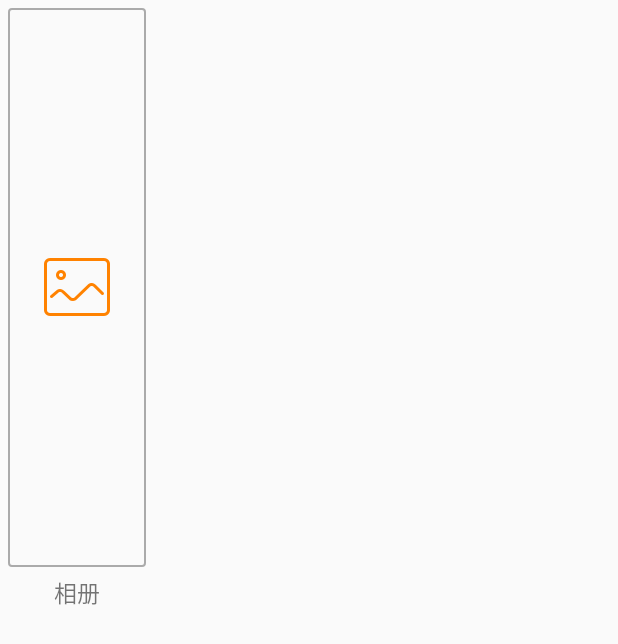
After one commit to sasuke22/UnderMoon, an Android app: the fragment ChatToolsFragment shown on its own in the app's theme, on a phone screen of 412 x 824 dp. The commit adds this screen. Shown: the top 644 px of the screen. Run offline under Robolectric (Android 15) with nearby library versions, the phone set to English and light mode, and no system bars; our stand-ins replace CircleImageView.

```diff
--- /dev/null
+++ b/app/src/main/java/com/test/jwj/underMoon/CustomView/PictureWithText.java
@@ -0,0 +1,76 @@
+package com.test.jwj.underMoon.CustomView;
+
+import android.content.Context;
+import android.content.res.TypedArray;
+import android.graphics.drawable.Drawable;
+import android.util.AttributeSet;
+import android.view.LayoutInflater;
+import android.view.MotionEvent;
+import android.view.View;
+import android.widget.ImageView;
+import android.widget.RelativeLayout;
+import android.widget.TextView;
+
+import com.test.jwj.underMoon.R;
+
+/**
+ * Created by jiangweijin on 2018/8/13.
+ */
+
+public class PictureWithText extends RelativeLayout{
+    private ImageView img;
+    private TextView text;
+    private LayoutClickListener mClickListener;
+    private Context mContext;
+
+    public PictureWithText(Context context) {
+        this(context,null);
+    }
+
+    public PictureWithText(Context context, AttributeSet attrs) {
+        super(context, attrs);
+        mContext = context;
+        initViews(attrs);
+    }
+
+    public PictureWithText(Context context, AttributeSet attrs, int defStyleAttr) {
+        super(context, attrs, defStyleAttr);
+    }
+
+    private void initViews(AttributeSet attrs) {
+        View view = LayoutInflater.from(getContext()).inflate(R.layout.layout_picture_text,this);
+        img = (ImageView) view.findViewById(R.id.picture_text_pic);
+        text = (TextView) view.findViewById(R.id.picture_text_text);
+        if (attrs != null){
+            TypedArray a = getContext().obtainStyledAttributes(attrs,R.styleable.PictureWithText);
+            Drawable itemImage = a.getDrawable(R.styleable.PictureWithText_pic_txt_img);
+            if (itemImage != null)
+                img.setImageDrawable(itemImage);
+            else img.setVisibility(GONE);
+            String itemName = a.getString(R.styleable.PictureWithText_pic_txt_text);
+            if (itemName != null)
+                text.setText(itemName);
+            else text.setVisibility(GONE);
+            a.recycle();
+        }
+    }
+
+    public void setLayoutClickListener(LayoutClickListener listener){
+        mClickListener = listener;
+    }
+
+    @Override
+    public boolean onTouchEvent(MotionEvent event) {
+        switch (event.getAction()){
+            case MotionEvent.ACTION_UP:
+                if (mClickListener != null)
+                    mClickListener.onLayoutClick(this);
+                break;
+        }
+        return true;
+    }
+
+    public interface LayoutClickListener {
+        void onLayoutClick(View view);
+    }
+}
--- /dev/null
+++ b/app/src/main/java/com/test/jwj/underMoon/fragments/ChatToolsFragment.java
@@ -0,0 +1,42 @@
+package com.test.jwj.underMoon.fragments;
+
+
+import android.os.Bundle;
+import android.support.annotation.Nullable;
+import android.support.v4.app.Fragment;
+import android.view.LayoutInflater;
+import android.view.View;
+import android.view.ViewGroup;
+
+import com.test.jwj.underMoon.CustomView.PictureWithText;
+import com.test.jwj.underMoon.R;
+import com.test.jwj.underMoon.utils.PhotoUtils;
+
+/**
+ * Created by jiangweijin on 2018/12/11.
+ */
+
+public class ChatToolsFragment extends Fragment implements PictureWithText.LayoutClickListener {
+    private View mRootView;
+
+    @Nullable
+    @Override
+    public View onCreateView(LayoutInflater inflater, @Nullable ViewGroup container, @Nullable Bundle savedInstanceState) {
+        mRootView = inflater.inflate(R.layout.fragment_chat_tools, null);
+        initView();
+        return mRootView;
+    }
+
+    private void initView() {
+        ((PictureWithText)mRootView.findViewById(R.id.fragment_chat_send_pic)).setLayoutClickListener(this);
+    }
+
+    @Override
+    public void onLayoutClick(View view) {
+        switch (view.getId()){
+            case R.id.fragment_chat_send_pic:
+                PhotoUtils.initMultiConfig(getActivity(), 1);
+                break;
+        }
+    }
+}
--- a/app/src/main/res/layout/chat_message_item_.xml
+++ b/app/src/main/res/layout/chat_message_item_.xml
@@ -73,13 +73,13 @@
                 android:background="@drawable/messages_left_bubble"
                 android:layout_marginStart="5dp"
                 android:layout_marginEnd="50dp"
+                android:gravity="center"
                 android:orientation="horizontal" >
 
                 <TextView
                     android:id="@+id/friend_message"
                     android:layout_width="wrap_content"
                     android:layout_height="wrap_content"
-                    android:layout_gravity="center"
                     android:text="你好"
                     android:textColor="@color/text_color"
                     android:textSize="16sp" />
@@ -107,6 +107,7 @@
                 android:layout_toStartOf="@id/message_user_userphoto"
                 android:layout_marginEnd="5dp"
                 android:layout_marginStart="50dp"
+                android:gravity="center"
                 android:orientation="horizontal" >
 
                 <TextView
@@ -114,7 +115,6 @@
                     android:layout_width="wrap_content"
                     android:layout_height="wrap_content"
                     android:text="你好"
-                     android:layout_gravity="center"
                     android:textColor="@color/white"
                     android:textSize="16sp" />
             </LinearLayout>
--- /dev/null
+++ b/app/src/main/res/layout/fragment_chat_tools.xml
@@ -0,0 +1,25 @@
+<?xml version="1.0" encoding="utf-8"?>
+<LinearLayout xmlns:android="http://schemas.android.com/apk/res/android"
+              xmlns:app="http://schemas.android.com/apk/res-auto"
+              android:orientation="vertical"
+              android:layout_width="match_parent"
+              android:layout_height="match_parent"
+              android:weightSum="2">
+
+    <LinearLayout
+        android:layout_width="match_parent"
+        android:layout_height="0dp"
+        android:layout_weight="1"
+        android:orientation="horizontal"
+        android:weightSum="4">
+
+        <com.test.jwj.underMoon.CustomView.PictureWithText
+            android:id="@+id/fragment_chat_send_pic"
+            android:layout_width="0dp"
+            android:layout_weight="1"
+            android:layout_height="wrap_content"
+            app:pic_txt_img="@mipmap/chat_tools_pic"
+            app:pic_txt_text="相册"/>
+    </LinearLayout>
+
+</LinearLayout>
--- a/app/src/main/res/layout/include_emotion_bar.xml
+++ b/app/src/main/res/layout/include_emotion_bar.xml
@@ -34,8 +34,7 @@
             android:layout_height="28dp"
             android:clickable="true"
             android:scaleType="centerCrop"
-            android:src="@mipmap/ic_plus"
-            android:visibility="gone" />
+            android:src="@mipmap/ic_plus"/>
 
         <LinearLayout
             android:id="@+id/rl_editbar_bg"
--- /dev/null
+++ b/app/src/main/res/layout/layout_picture_text.xml
@@ -0,0 +1,30 @@
+<?xml version="1.0" encoding="utf-8"?>
+<LinearLayout xmlns:android="http://schemas.android.com/apk/res/android"
+              android:orientation="vertical"
+              android:layout_width="match_parent"
+              android:layout_height="match_parent"
+              android:layout_margin="5dp">
+
+    <RelativeLayout
+        android:layout_width="match_parent"
+        android:layout_height="0dp"
+        android:layout_weight="1"
+        android:background="@drawable/information_biankuang">
+
+        <ImageView
+            android:id="@+id/picture_text_pic"
+            android:layout_width="wrap_content"
+            android:layout_height="wrap_content"
+            android:layout_centerInParent="true"
+            android:src="@mipmap/ic_launcher"/>
+    </RelativeLayout>
+
+    <TextView
+        android:id="@+id/picture_text_text"
+        android:layout_width="wrap_content"
+        android:layout_height="wrap_content"
+        android:layout_gravity="center_horizontal"
+        android:layout_marginTop="5dp"
+        android:textSize="15sp"
+        android:text="相册"/>
+</LinearLayout>
```
Also changed, not shown: app/src/main/java/com/test/jwj/underMoon/Callback/MsgCallback.java (added, +9 -0 lines), app/src/main/java/com/test/jwj/underMoon/CustomView/EmotionKeyboard.java (+25 -9 lines), app/src/main/java/com/test/jwj/underMoon/CustomView/HandyTextView.java (+1 -1 lines), app/src/main/java/com/test/jwj/underMoon/CustomView/ItemLayout.java (+6 -5 lines), app/src/main/java/com/test/jwj/underMoon/activity/ChatActivity.java (+59 -8 lines), app/src/main/java/com/test/jwj/underMoon/adapter/ChatMessageAdapter.java (+21 -2 lines), app/src/main/java/com/test/jwj/underMoon/fragments/EmotiomComplateFragment.java (+1 -6 lines), app/src/main/java/com/test/jwj/underMoon/fragments/EmotionMainFragment.java (+22 -11 lines), app/src/main/java/com/test/jwj/underMoon/global/UserAction.java (+24 -0 lines), app/src/main/java/com/test/jwj/underMoon/utils/OkhttpUtil.java (+1 -1 lines), app/src/main/java/com/test/jwj/underMoon/utils/PhotoUtils.java (+60 -0 lines), app/src/main/res/values/attrs.xml (+7 -1 lines), app/src/main/res/drawable-xxhdpi/messages_right_bubble.9.png, app/src/main/res/mipmap-hdpi/chat_tools_pic.png (added).
